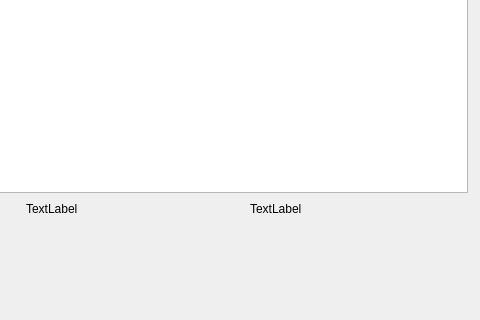
First picture: the form in Ui_be_called.ui, repository afei2357/NJS_ARpt, before the edit; both pictures show x 363 to 843 and y 335 to 655 of the 843 by 655 pixel window.
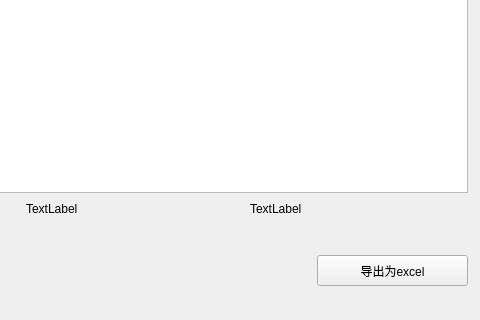
Second picture: the form after the edit. Icons and pictures are not drawn.

Commit message: 添加了导出数据的功能

The edit to the form file:
```diff
--- a/Ui_be_called.ui
+++ b/Ui_be_called.ui
@@ -136,6 +136,19 @@
     </item>
    </layout>
   </widget>
+  <widget class="QPushButton" name="btnExportInfo">
+   <property name="geometry">
+    <rect>
+     <x>680</x>
+     <y>590</y>
+     <width>151</width>
+     <height>31</height>
+    </rect>
+   </property>
+   <property name="text">
+    <string>导出为excel</string>
+   </property>
+  </widget>
  </widget>
  <resources/>
  <connections/>
```
The commit also changes 23 other files.
